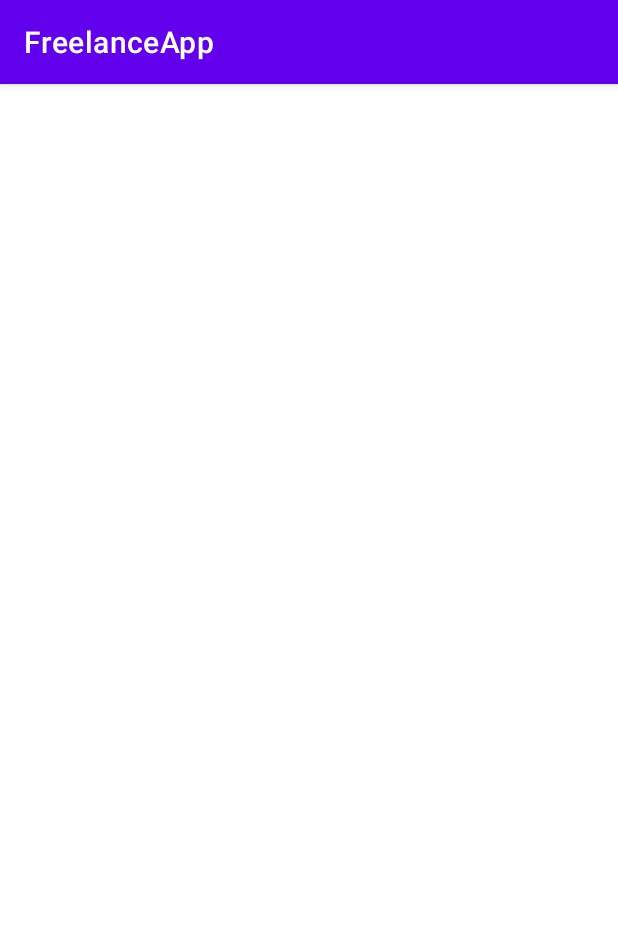
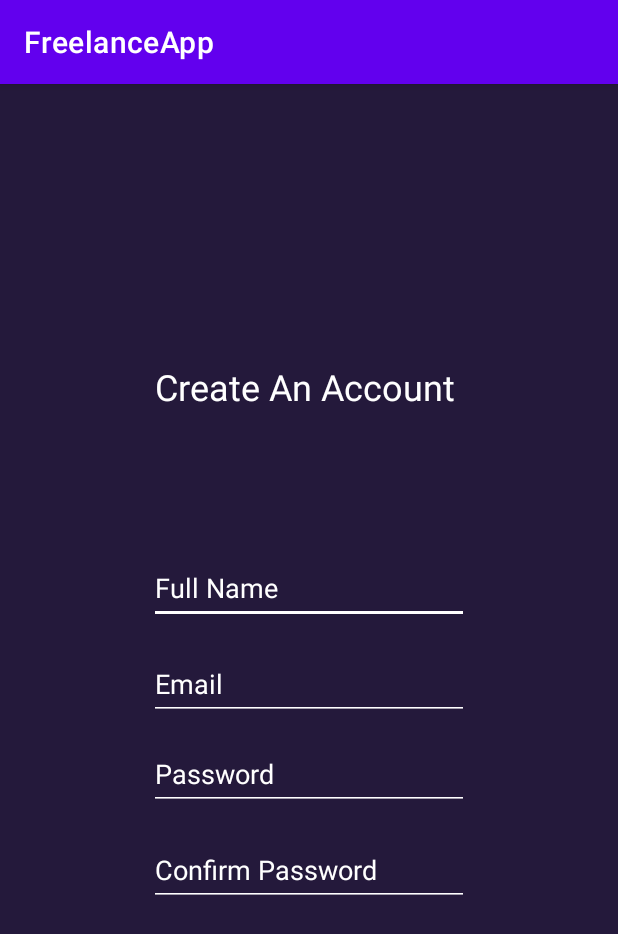
Before and after one commit to samuelthaiyil/FreelanceDevKotlin, an Android app: the screen it shows after launch (MainActivity), on a phone screen of 412 x 824 dp. Shown: the top 934 px of the screen. Run offline under Robolectric (Android 15) with nearby library versions, the light colour scheme and no system bars.

Commit message:
Implemented create account layout

```diff
--- a/app/src/main/res/layout/activity_main.xml
+++ b/app/src/main/res/layout/activity_main.xml
@@ -4,4 +4,90 @@
     xmlns:tools="http://schemas.android.com/tools"
     android:layout_width="match_parent"
     android:layout_height="match_parent"
-    tools:context=".MainActivity"/>
+    android:background="#24193B"
+    tools:context=".MainActivity">
+
+    <TextView
+        android:id="@+id/textView4"
+        android:layout_width="205dp"
+        android:layout_height="61dp"
+        android:layout_marginTop="120dp"
+        android:text="Create An Account"
+        android:textColor="#FFFFFF"
+        android:textSize="24sp"
+        app:layout_constraintBottom_toTopOf="@+id/editTextTextPersonName"
+        app:layout_constraintEnd_toEndOf="parent"
+        app:layout_constraintStart_toStartOf="parent"
+        app:layout_constraintTop_toTopOf="parent" />
+
+    <EditText
+        android:id="@+id/editTextTextPersonName"
+        style="@android:style/Widget.AutoCompleteTextView"
+        android:layout_width="wrap_content"
+        android:layout_height="wrap_content"
+        android:layout_marginStart="50dp"
+        android:layout_marginEnd="50dp"
+        android:layout_marginBottom="16dp"
+        android:backgroundTint="#FFFFFF"
+        android:ems="10"
+        android:hint="Full Name"
+        android:inputType="textPersonName"
+        android:minHeight="48dp"
+        android:textColor="#FFFFFF"
+        android:textColorHint="#FFFFFF"
+        app:layout_constraintBottom_toTopOf="@+id/editTextTextPersonName2"
+        app:layout_constraintEnd_toEndOf="parent"
+        app:layout_constraintStart_toStartOf="parent" />
+
+    <EditText
+        android:id="@+id/editTextTextPersonName2"
+        android:layout_width="wrap_content"
+        android:layout_height="wrap_content"
+        android:layout_marginStart="50dp"
+        android:layout_marginEnd="50dp"
+        android:layout_marginBottom="12dp"
+        android:backgroundTint="#FFFFFF"
+        android:ems="10"
+        android:hint="Email"
+        android:inputType="textPersonName"
+        android:minHeight="48dp"
+        android:textColor="#FFFFFF"
+        android:textColorHint="#FFFFFF"
+        app:layout_constraintBottom_toTopOf="@+id/editTextTextPersonName3"
+        app:layout_constraintEnd_toEndOf="parent"
+        app:layout_constraintStart_toStartOf="parent" />
+
+    <EditText
+        android:id="@+id/editTextTextPersonName3"
+        android:layout_width="wrap_content"
+        android:layout_height="wrap_content"
+        android:layout_marginStart="50dp"
+        android:layout_marginEnd="50dp"
+        android:layout_marginBottom="16dp"
+        android:backgroundTint="#FFFFFF"
+        android:ems="10"
+        android:hint="Password"
+        android:inputType="textPersonName"
+        android:minHeight="48dp"
+        android:textColorHint="#FFFFFF"
+        app:layout_constraintBottom_toTopOf="@+id/editTextTextPersonName4"
+        app:layout_constraintEnd_toEndOf="parent"
+        app:layout_constraintStart_toStartOf="parent" />
+
+    <EditText
+        android:id="@+id/editTextTextPersonName4"
+        android:layout_width="wrap_content"
+        android:layout_height="wrap_content"
+        android:layout_marginStart="50dp"
+        android:layout_marginEnd="50dp"
+        android:layout_marginBottom="220dp"
+        android:backgroundTint="#FFFFFF"
+        android:ems="10"
+        android:hint="Confirm Password"
+        android:inputType="textPersonName"
+        android:minHeight="48dp"
+        android:textColorHint="#FFFFFF"
+        app:layout_constraintBottom_toBottomOf="parent"
+        app:layout_constraintEnd_toEndOf="parent"
+        app:layout_constraintStart_toStartOf="parent" />
+</androidx.constraintlayout.widget.ConstraintLayout>
```
